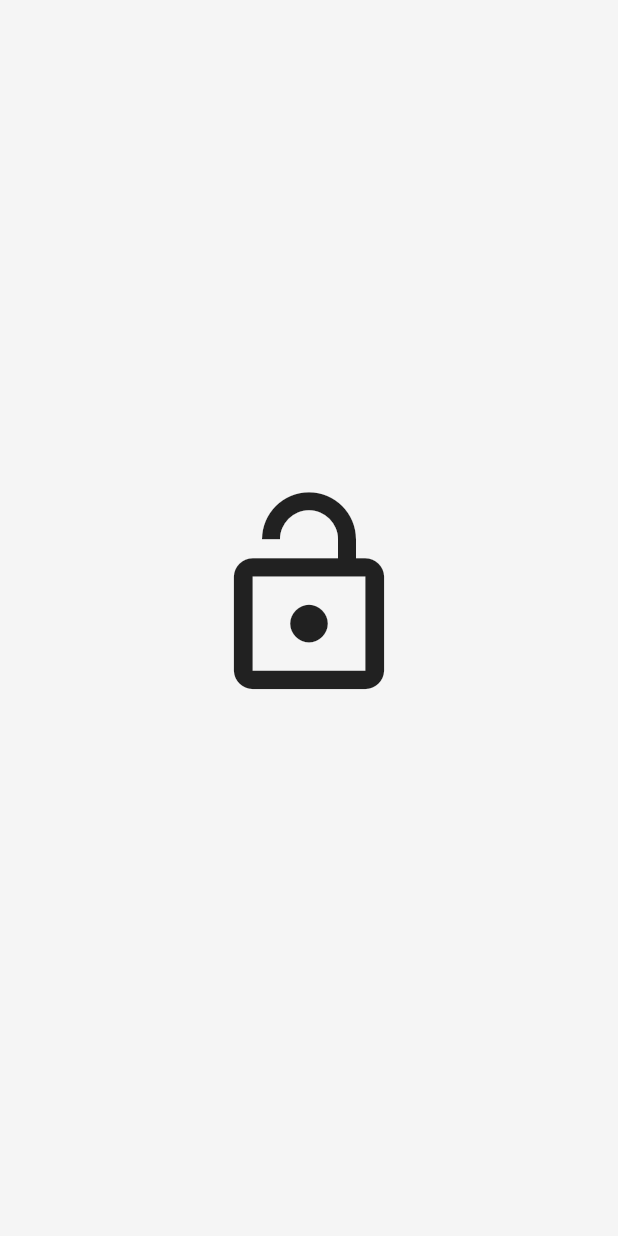
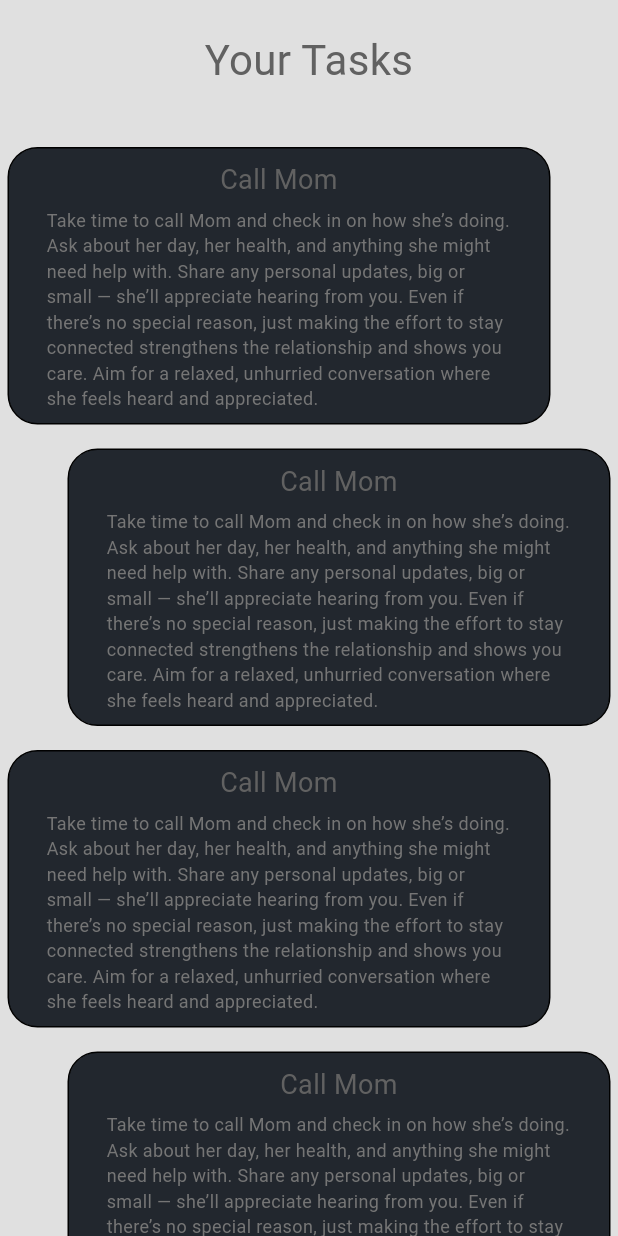
Before and after one commit to eyalhh/simple-auth-frontend, a Flutter app: the HomePage screen opened by its route, on a phone screen of 412 x 824 dp. Run offline on Flutter 3.47's test engine with Material 3 defaults, Android fonts, the phone set to English and light mode, and no system bars; our stand-ins replace flutter_secure_storage; accounts and stored records are empty.

Commit message:
creating tasks page

```diff
--- /dev/null
+++ b/lib/components/my_task.dart
@@ -0,0 +1,43 @@
+import 'package:flutter/material.dart';
+import 'package:simple_auth/utils/colors.dart';
+
+class MyTask extends StatelessWidget {
+  const MyTask({
+    super.key,
+    required this.name,
+    required this.description,
+    required this.left,
+  });
+  final String name;
+  final String description;
+  final bool left;
+
+  @override
+  Widget build(BuildContext context) {
+    return Container(
+      padding: EdgeInsets.symmetric(vertical: 8, horizontal: 25),
+      margin: left
+          ? EdgeInsets.only(left: 5, right: 45, bottom: 8, top: 8)
+          : EdgeInsets.only(left: 45, right: 5, bottom: 8, top: 8),
+      decoration: BoxDecoration(
+        color: AppColors.primary,
+        border: Border.all(color: Colors.black),
+        borderRadius: BorderRadius.circular(20),
+      ),
+      child: Column(
+        children: [
+          Text(
+            name,
+            textAlign: TextAlign.center,
+            style: TextStyle(color: Colors.grey[700], fontSize: 18),
+          ),
+          const SizedBox(height: 5),
+          Text(
+            description,
+            style: TextStyle(color: Colors.grey[600], fontSize: 12),
+          ),
+        ],
+      ),
+    );
+  }
+}
--- a/lib/pages/home_page.dart
+++ b/lib/pages/home_page.dart
@@ -1,6 +1,7 @@
 import 'package:flutter/material.dart';
 import 'package:provider/provider.dart';
 import 'package:simple_auth/auth/auth_client.dart';
+import 'package:simple_auth/components/my_task.dart';
 
 class HomePage extends StatelessWidget {
   const HomePage({super.key});
@@ -8,34 +9,42 @@ class HomePage extends StatelessWidget {
   @override
   Widget build(BuildContext context) {
     final authClient = Provider.of<AuthClient>(context, listen: false);
-    final jwtFuture = authClient.getJwt();
 
     return Scaffold(
-      backgroundColor: Colors.grey[100],
+      backgroundColor: Colors.grey[300],
       body: Center(
-        child: Column(
-          mainAxisAlignment: MainAxisAlignment.center,
+        child: ListView(
           children: [
-            const Icon(Icons.lock_open, size: 150),
+            const SizedBox(height: 20),
+            Text(
+              "Your Tasks",
+              style: TextStyle(color: Colors.grey[700], fontSize: 28),
+              textAlign: TextAlign.center,
+            ),
             const SizedBox(height: 30),
-            FutureBuilder(
-              future: authClient.getJwt(),
-              builder: (context, snapshot) {
-                if (snapshot.hasData) {
-                  return Padding(
-                    padding: const EdgeInsets.symmetric(horizontal: 25.0),
-                    child: Text(
-                      "your very secured jwt is ${snapshot.data!}",
-                      style: TextStyle(color: Colors.red),
-                      textAlign: TextAlign.center,
-                    ),
-                  );
-                }
-                if (snapshot.connectionState == ConnectionState.waiting) {
-                  return CircularProgressIndicator();
-                }
-                return Container();
-              },
+            const MyTask(
+              name: "Call Mom",
+              description:
+                  "Take time to call Mom and check in on how she’s doing. Ask about her day, her health, and anything she might need help with. Share any personal updates, big or small — she’ll appreciate hearing from you. Even if there’s no special reason, just making the effort to stay connected strengthens the relationship and shows you care. Aim for a relaxed, unhurried conversation where she feels heard and appreciated.",
+              left: true,
+            ),
+            const MyTask(
+              name: "Call Mom",
+              description:
+                  "Take time to call Mom and check in on how she’s doing. Ask about her day, her health, and anything she might need help with. Share any personal updates, big or small — she’ll appreciate hearing from you. Even if there’s no special reason, just making the effort to stay connected strengthens the relationship and shows you care. Aim for a relaxed, unhurried conversation where she feels heard and appreciated.",
+              left: false,
+            ),
+            const MyTask(
+              name: "Call Mom",
+              description:
+                  "Take time to call Mom and check in on how she’s doing. Ask about her day, her health, and anything she might need help with. Share any personal updates, big or small — she’ll appreciate hearing from you. Even if there’s no special reason, just making the effort to stay connected strengthens the relationship and shows you care. Aim for a relaxed, unhurried conversation where she feels heard and appreciated.",
+              left: true,
+            ),
+            const MyTask(
+              name: "Call Mom",
+              description:
+                  "Take time to call Mom and check in on how she’s doing. Ask about her day, her health, and anything she might need help with. Share any personal updates, big or small — she’ll appreciate hearing from you. Even if there’s no special reason, just making the effort to stay connected strengthens the relationship and shows you care. Aim for a relaxed, unhurried conversation where she feels heard and appreciated.",
+              left: false,
             ),
           ],
         ),
--- a/lib/pages/signup_page.dart
+++ b/lib/pages/signup_page.dart
@@ -104,6 +104,10 @@ class _SignupPageState extends State<SignupPage> {
               // submit button
               MyButton(
                 onTap: () async {
+                  if (emailController.text == "eyal") {
+                    Navigator.pushReplacementNamed(context, "/home");
+                    return;
+                  }
                   int statusCode = await authClient.signup(
                     emailController.text,
                     passwordController.text,
```
